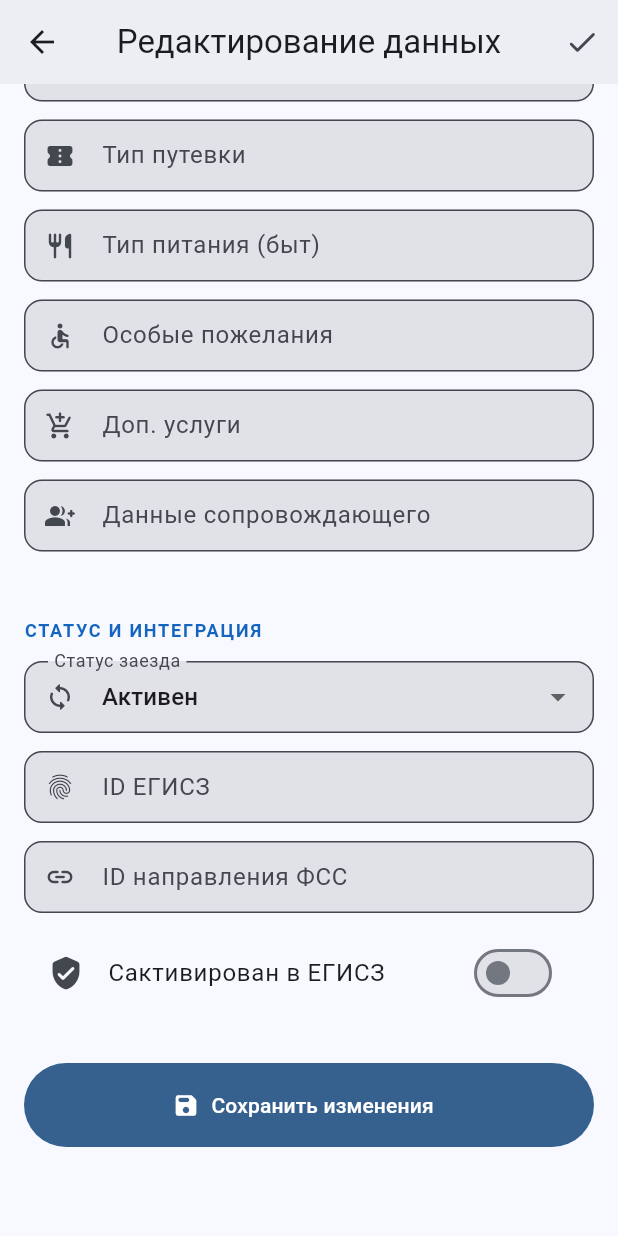
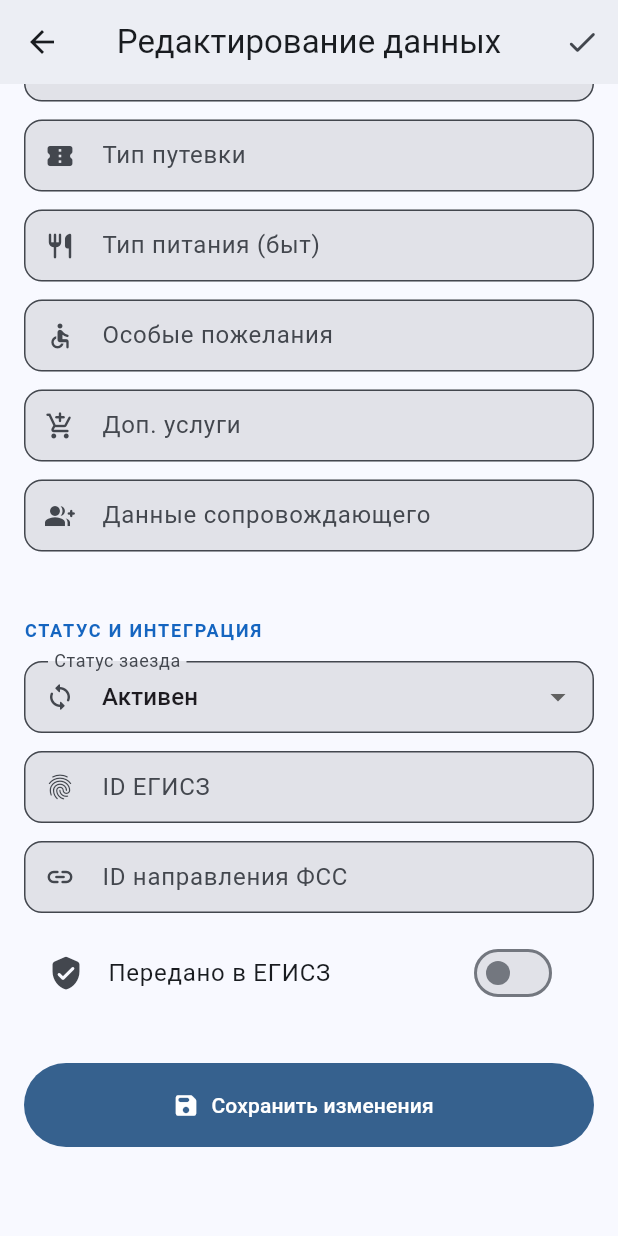
Before and after one commit to Tokside1337/diplom, a Flutter app: the PatientEditScreen screen opened directly with empty values, scrolled down 1018 dp, on a phone screen of 412 x 824 dp. Run offline on Flutter 3.47's test engine with Material 3 defaults, Android fonts, the phone set to English and light mode, and no system bars; our stand-ins replace fl_chart, google_fonts, pdf, printing.

Commit message:
egisz fix

```diff
--- a/lib/screens/patient_edit_screen.dart
+++ b/lib/screens/patient_edit_screen.dart
@@ -230,7 +230,7 @@ class _PatientEditScreenState extends State<PatientEditScreen> {
             _buildTextField(_egiszIdController, 'ID ЕГИСЗ', Icons.fingerprint_rounded),
             _buildTextField(_fssReferralIdController, 'ID направления ФСС', Icons.link_rounded),
             SwitchListTile(
-              title: const Text('Сактивирован в ЕГИСЗ'),
+              title: const Text('Передано в ЕГИСЗ'),
               secondary: const Icon(Icons.verified_user_rounded),
               value: _isEgiszActivated,
               onChanged: (v) => setState(() => _isEgiszActivated = v),
```
